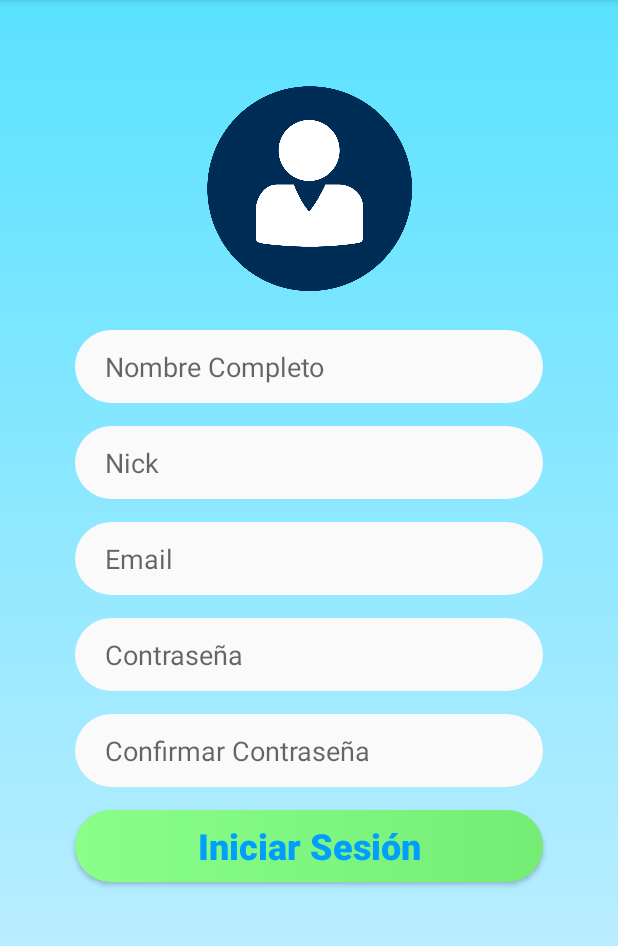
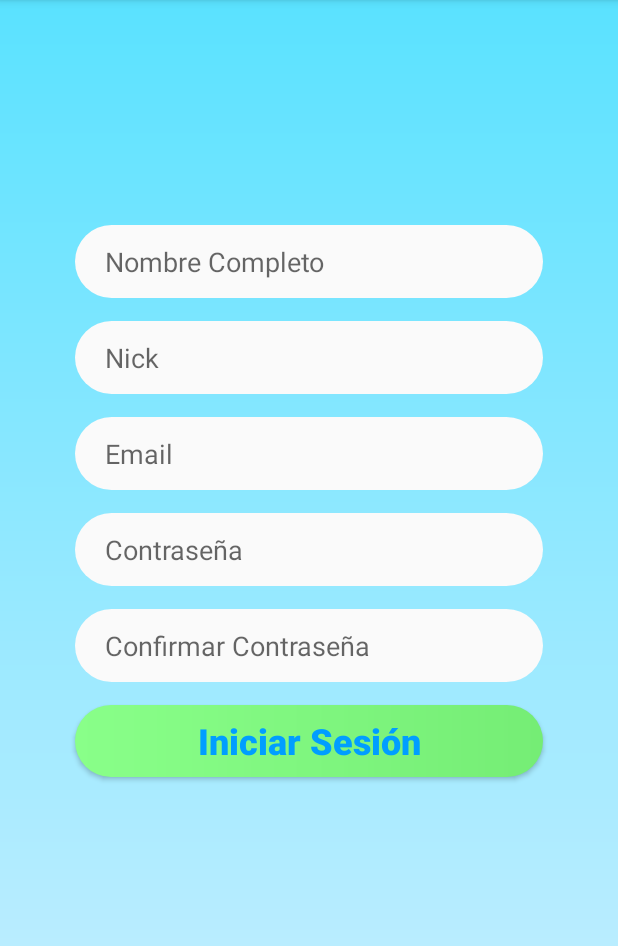
Before and after one commit to hectorcasas99/CochesHector, an Android app: the RegisterActivity screen opened directly, with no data from a screen before it, on a phone screen of 412 x 824 dp, the part 84-1030 px from its top. Run offline under Robolectric (Android 15) with nearby library versions, the phone set to English and light mode, and no system bars; our stand-ins replace Firebase (no records; nobody signed in at launch, a user with empty details on screens opened directly).

Commit message:
mostrando user en info

```diff
--- a/app/src/main/java/com/hector/cocheshector/view/InfoVehiculoActivity.kt
+++ b/app/src/main/java/com/hector/cocheshector/view/InfoVehiculoActivity.kt
@@ -49,14 +49,14 @@ class InfoVehiculoActivity : AppCompatActivity() {
                 .addOnSuccessListener { document ->
                     if(document.exists()){
                         //traemos datos
-                        email = document.getString("email")
+                        //email = document.getString("email")
+                        email = (document.data?.get("email")).toString()
+                        tvemail1.text = email
                         Log.d(TAG, "el propietario es:  ${email}")
                     } else {
                         Log.d(TAG, "no existe")
                     }
                 }
-
-
     }
 
 
@@ -88,7 +88,7 @@ class InfoVehiculoActivity : AppCompatActivity() {
 
         // DATOS USE
 
-        tvemail1.text = email
+
 
     }
 }
--- a/app/src/main/java/com/hector/cocheshector/view/MainActivity.kt
+++ b/app/src/main/java/com/hector/cocheshector/view/MainActivity.kt
@@ -44,8 +44,6 @@ class MainActivity : AppCompatActivity() {
         emailCurrent = (mAuth.currentUser!!.email).toString()
         val idPreference = getSharedPreferences("datos", Context.MODE_PRIVATE)
 
-
-
         initRV()
         setListener()
         if(iduser!=null){
@@ -54,7 +52,6 @@ class MainActivity : AppCompatActivity() {
             idpref.putString("iduser", "${iduser}")
             idpref.commit()
         }
-
 
         fab.setOnClickListener { view ->
             val userid = idPreference.getString("iduser", "null")
--- a/app/src/main/res/layout/activity_register.xml
+++ b/app/src/main/res/layout/activity_register.xml
@@ -7,42 +7,20 @@
     android:background="@drawable/fondodegradado"
     tools:context=".view.RegisterActivity">
 
-    <de.hdodenhof.circleimageview.CircleImageView
-        android:id="@+id/profile_picture"
-        android:layout_width="150dp"
-        android:layout_height="150dp"
-        android:layout_marginTop="50dp"
-        app:civ_border_width="3dp"
-        android:background="@drawable/usernoimage"
-        app:civ_circle_background_color="@android:color/white"
-        app:layout_constraintEnd_toEndOf="parent"
-        app:layout_constraintStart_toStartOf="parent"
-        app:layout_constraintTop_toTopOf="parent" />
-
-
-    <Button
-        android:id="@+id/btntuFoto"
-        android:layout_width="150dp"
-        android:layout_height="150dp"
-        android:layout_marginTop="50dp"
-        android:background="@color/colorTrans"
-        app:layout_constraintEnd_toEndOf="parent"
-        app:layout_constraintStart_toStartOf="parent"
-        app:layout_constraintTop_toTopOf="parent" />
 
     <EditText
         android:id="@+id/edt_nombreCompleto"
         android:layout_width="match_parent"
         android:layout_height="wrap_content"
         android:layout_marginStart="50dp"
-        android:layout_marginTop="20dp"
+        android:layout_marginTop="150dp"
         android:layout_marginEnd="50dp"
         android:background="@drawable/round_edt_style"
         android:hint="@string/nombreCompleto"
         android:paddingLeft="20dp"
         app:layout_constraintEnd_toEndOf="parent"
         app:layout_constraintStart_toStartOf="parent"
-        app:layout_constraintTop_toBottomOf="@+id/profile_picture" />
+        app:layout_constraintTop_toTopOf="parent" />
     <EditText
         android:id="@+id/edt_nick"
         android:background="@drawable/round_edt_style"
```
